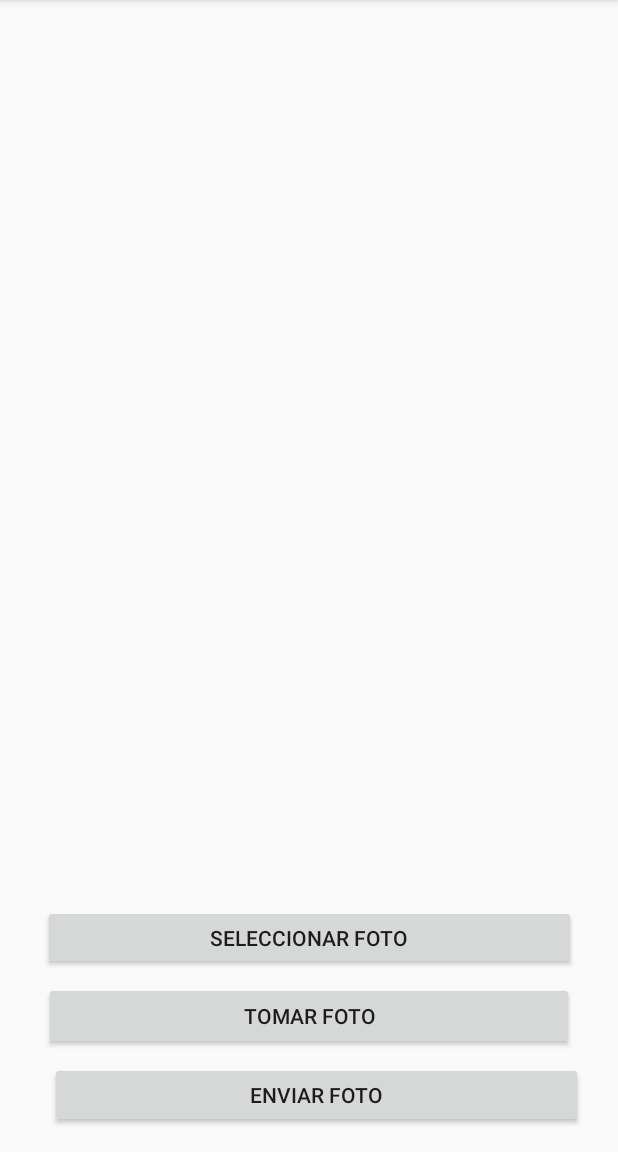
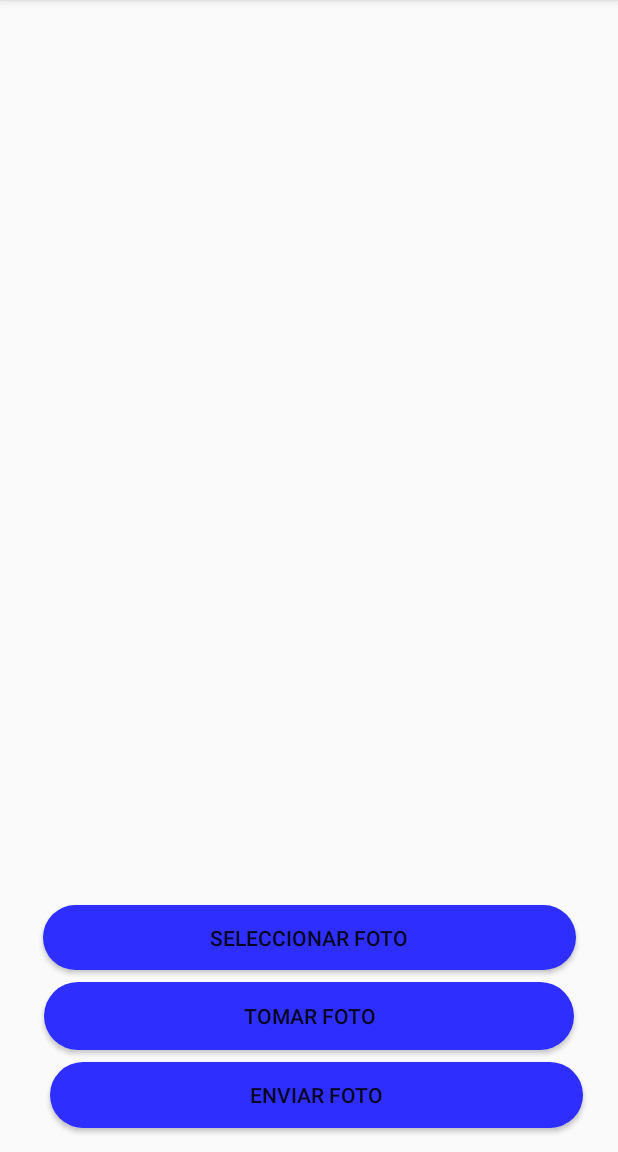
Before and after one commit to scorazag/MxHacks, an Android app: the Tomafotos screen opened directly, with no data from a screen before it, on a phone screen of 412 x 824 dp, the part 84-1236 px from its top. Run offline under Robolectric (Android 15) with nearby library versions, the phone set to English and light mode, and no system bars; our stand-ins replace Volley.

Commit message:
se agregao estilo

```diff
--- /dev/null
+++ b/app/src/main/res/drawable/rounded_button.xml
@@ -0,0 +1,7 @@
+<?xml version="1.0" encoding="utf-8"?>
+<shape xmlns:android="http://schemas.android.com/apk/res/android"
+    android:shape="rectangle">
+
+    <solid android:color="#2E2EFE"></solid>
+    <corners android:radius="150dp"></corners>
+</shape>
--- a/app/src/main/res/layout/activity_datos_coche.xml
+++ b/app/src/main/res/layout/activity_datos_coche.xml
@@ -16,7 +16,8 @@
         android:text="Enviar"
         app:layout_constraintBottom_toBottomOf="parent"
         app:layout_constraintEnd_toEndOf="parent"
-        app:layout_constraintStart_toStartOf="parent" />
+        app:layout_constraintStart_toStartOf="parent"
+        android:background="@drawable/rounded_button"/>
 
     <EditText
         android:id="@+id/kilometro"
--- a/app/src/main/res/layout/activity_registro.xml
+++ b/app/src/main/res/layout/activity_registro.xml
@@ -16,7 +16,8 @@
         android:text="Registrarse"
         app:layout_constraintBottom_toBottomOf="parent"
         app:layout_constraintEnd_toEndOf="parent"
-        app:layout_constraintStart_toStartOf="parent" />
+        app:layout_constraintStart_toStartOf="parent"
+        android:background="@drawable/rounded_button"/>
 
     <TextView
         android:id="@+id/textView"
--- a/app/src/main/res/layout/activity_tomafotos.xml
+++ b/app/src/main/res/layout/activity_tomafotos.xml
@@ -30,7 +30,8 @@
         app:layout_constraintBottom_toBottomOf="parent"
         app:layout_constraintEnd_toEndOf="parent"
         app:layout_constraintHorizontal_bias="0.615"
-        app:layout_constraintStart_toStartOf="parent" />
+        app:layout_constraintStart_toStartOf="parent"
+        android:background="@drawable/rounded_button"/>
 
     <Button
         android:id="@+id/tomarFoto"
@@ -42,10 +43,12 @@
         android:text="Tomar Foto"
         app:layout_constraintBottom_toTopOf="@+id/enviarFoto"
         app:layout_constraintEnd_toEndOf="parent"
-        app:layout_constraintStart_toStartOf="parent" />
+        app:layout_constraintStart_toStartOf="parent"
+        android:background="@drawable/rounded_button"/>
 
     <Button
         android:id="@+id/selecfoto"
+        style="@style/Widget.AppCompat.Button"
         android:layout_width="355dp"
         android:layout_height="43dp"
         android:layout_marginBottom="8dp"
@@ -54,5 +57,7 @@
         android:text="Seleccionar Foto"
         app:layout_constraintBottom_toTopOf="@+id/tomarFoto"
         app:layout_constraintEnd_toEndOf="parent"
-        app:layout_constraintStart_toStartOf="parent" />
+        app:layout_constraintStart_toStartOf="parent"
+        android:background="@drawable/rounded_button"
+        />
 </android.support.constraint.ConstraintLayout>
--- a/app/src/main/res/values/colors.xml
+++ b/app/src/main/res/values/colors.xml
@@ -1,6 +1,6 @@
 <?xml version="1.0" encoding="utf-8"?>
 <resources>
     <color name="colorPrimary">#3F51B5</color>
-    <color name="colorPrimaryDark">#303F9F</color>
+    <color name="colorPrimaryDark">#2a3db6</color>
     <color name="colorAccent">#FF4081</color>
 </resources>
```
Also changed, not shown: app/src/main/java/com/example/sergiocg/hackaton/Tomafotos.java (+81 -15 lines), app/src/main/res/layout/activity_main.xml (+9 -3 lines).
